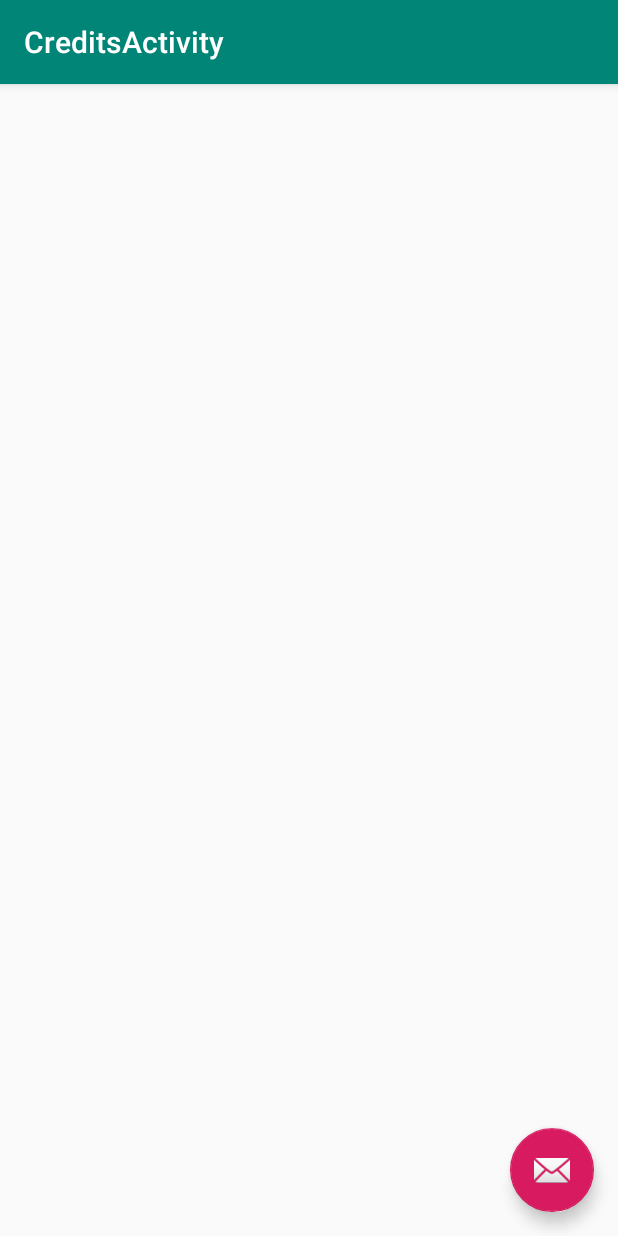
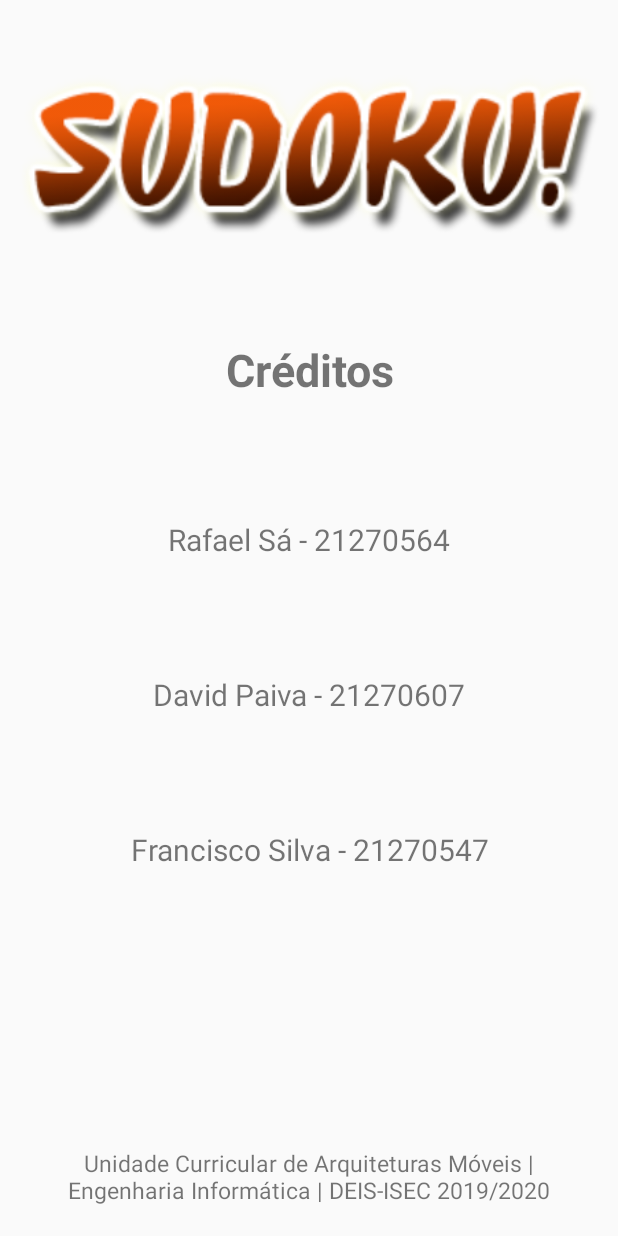
Before and after one commit to davidpaiva110/Sudoku-Android, an Android app: the CreditsActivity screen opened directly, with no data from a screen before it, on a phone screen of 412 x 824 dp. Run offline under Robolectric (Android 15) with nearby library versions, the light colour scheme and no system bars.

Commit message:
layout creditos

```diff
--- a/app/src/main/java/pt/amov/xicorafapaiva/sudoku/GameViews/CreditsActivity.java
+++ b/app/src/main/java/pt/amov/xicorafapaiva/sudoku/GameViews/CreditsActivity.java
@@ -21,14 +21,7 @@ public class CreditsActivity extends AppCompatActivity {
         Toolbar toolbar = findViewById(R.id.toolbar);
         setSupportActionBar(toolbar);
 
-        FloatingActionButton fab = findViewById(R.id.fab);
-        fab.setOnClickListener(new View.OnClickListener() {
-            @Override
-            public void onClick(View view) {
-                Snackbar.make(view, "Replace with your own action", Snackbar.LENGTH_LONG)
-                        .setAction("Action", null).show();
-            }
-        });
+
     }
 
 }
--- a/app/src/main/java/pt/amov/xicorafapaiva/sudoku/GameViews/MainActivity.java
+++ b/app/src/main/java/pt/amov/xicorafapaiva/sudoku/GameViews/MainActivity.java
@@ -36,6 +36,8 @@ public class MainActivity extends AppCompatActivity {
     }
 
     public void onClickSinglePlayer(View view) {
+        Intent myIntent = new Intent(getBaseContext(),   CreditsActivity.class);
+        startActivity(myIntent);
     }
 
     public void onClickMultiplayer(View view) {
--- a/app/src/main/res/layout/activity_credits.xml
+++ b/app/src/main/res/layout/activity_credits.xml
@@ -1,33 +1,84 @@
-<?xml version="1.0" encoding="utf-8"?>
-<androidx.coordinatorlayout.widget.CoordinatorLayout xmlns:android="http://schemas.android.com/apk/res/android"
-    xmlns:app="http://schemas.android.com/apk/res-auto"
-    xmlns:tools="http://schemas.android.com/tools"
+<LinearLayout xmlns:android="http://schemas.android.com/apk/res/android"
     android:layout_width="match_parent"
     android:layout_height="match_parent"
-    tools:context=".GameViews.CreditsActivity">
+    android:orientation="vertical">
 
-    <com.google.android.material.appbar.AppBarLayout
+    <LinearLayout
         android:layout_width="match_parent"
-        android:layout_height="wrap_content"
-        android:theme="@style/AppTheme.AppBarOverlay">
+        android:layout_height="match_parent"
+        android:weightSum="4"
+        android:orientation="vertical">
 
-        <androidx.appcompat.widget.Toolbar
-            android:id="@+id/toolbar"
+        <ImageView
             android:layout_width="match_parent"
-            android:layout_height="?attr/actionBarSize"
-            android:background="?attr/colorPrimary"
-            app:popupTheme="@style/AppTheme.PopupOverlay" />
+            android:layout_height="0dp"
+            android:layout_weight="1"
+            android:src="@drawable/image_title_sudoku"
+            android:layout_gravity="top"/>
 
-    </com.google.android.material.appbar.AppBarLayout>
+        <LinearLayout
+            android:layout_width="match_parent"
+            android:layout_height="0dp"
+            android:layout_weight="2"
+            android:weightSum="4"
+            android:orientation="vertical">
 
-    <include layout="@layout/content_credits" />
+            <TextView
+                android:id="@+id/tvCredits"
+                android:layout_width="match_parent"
+                android:layout_height="0dp"
+                android:layout_weight="1"
+                android:padding="20dp"
+                android:text="Créditos"
+                android:textAlignment="center"
+                android:textSize="30dp"
+                android:textStyle="bold"
+                />
 
-    <com.google.android.material.floatingactionbutton.FloatingActionButton
-        android:id="@+id/fab"
-        android:layout_width="wrap_content"
-        android:layout_height="wrap_content"
-        android:layout_gravity="bottom|end"
-        android:layout_margin="@dimen/fab_margin"
-        app:srcCompat="@android:drawable/ic_dialog_email" />
+            <TextView
+                android:id="@+id/tvAluno1"
+                android:layout_width="match_parent"
+                android:layout_height="0dp"
+                android:layout_weight="1"
+                android:gravity="center"
+                android:padding="20dp"
+                android:text="Rafael Sá - 21270564"
+                android:textAlignment="center"
+                android:textSize="20dp"
+                />
+            <TextView
+                android:id="@+id/tvAluno2"
+                android:layout_width="match_parent"
+                android:layout_height="0dp"
+                android:layout_weight="1"
+                android:gravity="center"
+                android:padding="20dp"
+                android:text="David Paiva - 21270607"
+                android:textAlignment="center"
+                android:textSize="20dp"
+                />
+            <TextView
+                android:id="@+id/tvAluno3"
+                android:layout_width="match_parent"
+                android:layout_height="0dp"
+                android:layout_weight="1"
+                android:gravity="center"
+                android:padding="20dp"
+                android:text="Francisco Silva - 21270547"
+                android:textAlignment="center"
+                android:textSize="20dp"
+                />
+        </LinearLayout>
 
-</androidx.coordinatorlayout.widget.CoordinatorLayout>
+        <TextView
+            android:id="@+id/tvCreditsInfo"
+            android:layout_width="match_parent"
+            android:layout_weight="1"
+            android:layout_height="0dp"
+            android:gravity="bottom"
+            android:padding="20dp"
+            android:text="Unidade Curricular de Arquiteturas Móveis | Engenharia Informática | DEIS-ISEC 2019/2020"
+            android:textAlignment="center"
+            android:textSize="15dp" />
+    </LinearLayout>
+</LinearLayout>
```
